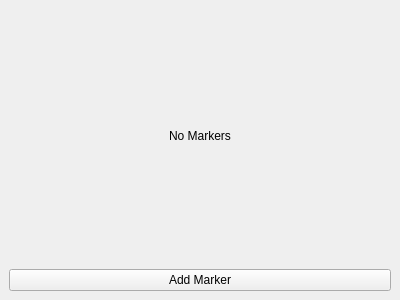
Old version of the form sigtrack/views/ui_files/markerpopup.ui in the repository Serkhani/SigTrack.
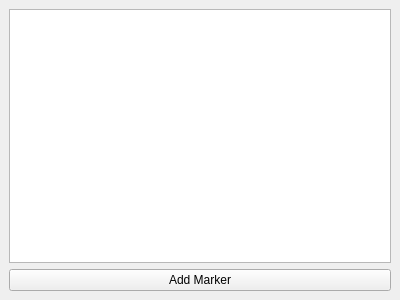
New version of the form.

Commit message: added model tree

```diff
--- a/sigtrack/views/ui_files/markerpopup.ui
+++ b/sigtrack/views/ui_files/markerpopup.ui
@@ -30,12 +30,8 @@
     </sizepolicy>
    </property>
    <layout class="QVBoxLayout" name="verticalLayout">
-    <item alignment="Qt::AlignHCenter|Qt::AlignVCenter">
-     <widget class="QLabel" name="label">
-      <property name="text">
-       <string>No Markers</string>
-      </property>
-     </widget>
+    <item>
+     <widget class="QListView" name="listView"/>
     </item>
     <item>
      <widget class="QPushButton" name="addMarkerBtn">
```
The commit also changes 1 other file.
